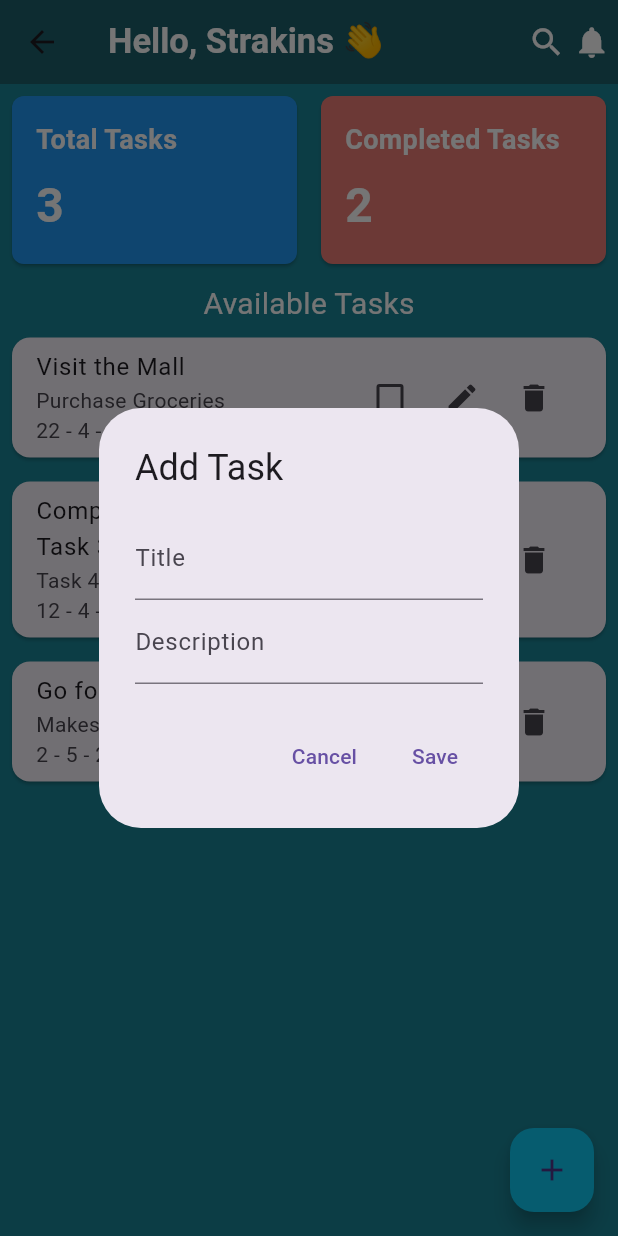
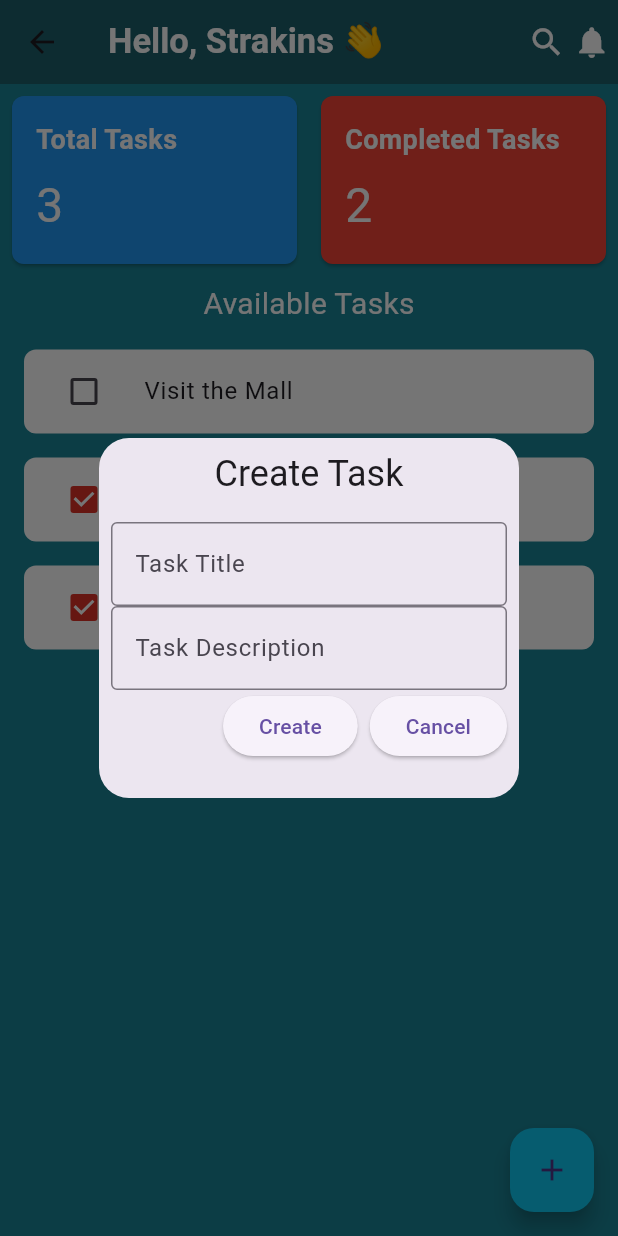
Before and after one commit to strakins/mytasks, a Flutter app: the TasksPage screen opened directly, after a tap on the "add" icon, on a phone screen of 412 x 824 dp. Run offline on Flutter 3.47's test engine with Material 3 defaults, Android fonts, the phone set to English and light mode, and no system bars; drawn by our look-alikes of flutter_slidable; our stand-ins replace get, google_fonts, material_design_icons_flutter; Roboto replaces fonts that are missing (Acme).

Commit message:
Task details PAge added with routing

```diff
--- a/lib/components/taskwidget_card.dart
+++ b/lib/components/taskwidget_card.dart
@@ -1,50 +1,57 @@
-// taskwidget_card.dart
 import 'package:flutter/material.dart';
-import 'package:tasklist/models/task_model.dart';
+import 'package:flutter_slidable/flutter_slidable.dart';
 
 class TaskCard extends StatelessWidget {
-  final Task task;
-  final ValueChanged<bool?> onChanged;
-  final VoidCallback onDelete;
-  final VoidCallback onEdit;
+  const TaskCard({
+    super.key,
+    required this.taskName,
+    required this.taskCompleted,
+    this.onChanged,
+    this.onDelete,
+    this.onEdit, // Add onEdit callback
+  });
 
-  const TaskCard({
-    required this.task,
-    required this.onChanged,
-    required this.onDelete,
-    required this.onEdit,
-    Key? key,
-  }) : super(key: key);
+  final String taskName;
+  final bool taskCompleted;
+  final Function(bool?)? onChanged;
+  final void Function(BuildContext)? onDelete;
+  final void Function(BuildContext)? onEdit; // Add onEdit callback
 
   @override
   Widget build(BuildContext context) {
-    return Card(
-      margin: const EdgeInsets.all(8.0),
-      child: ListTile(
-        title: Text(task.title),
-        subtitle: Column(
-          crossAxisAlignment: CrossAxisAlignment.start,
+    return Padding(
+      padding: const EdgeInsets.fromLTRB(16.0, 16.0, 16.0, 0),
+      child: Slidable(
+        endActionPane: ActionPane(
+          motion: StretchMotion(),
           children: [
-            Text(task.description),
-            Text('${task.creationDate.day} - ${task.creationDate.month} - ${task.creationDate.year}'),
+            SlidableAction(
+              onPressed: onDelete,
+              icon: Icons.delete_forever_outlined,
+              backgroundColor: Colors.red,
+              borderRadius: BorderRadius.circular(8.0),
+            ),
+            SlidableAction(
+              onPressed: onEdit,
+              icon: Icons.edit,
+              backgroundColor: Colors.blue,
+              borderRadius: BorderRadius.circular(8.0),
+            )
           ],
         ),
-        trailing: Row(
-          mainAxisSize: MainAxisSize.min,
-          children: [
-            Checkbox(
-              value: task.isCompleted,
+        child: Container(
+          decoration: BoxDecoration(
+            color: Colors.white,
+            borderRadius: BorderRadius.circular(8.0),
+          ),
+          child: ListTile(
+            leading: Checkbox(
+              value: taskCompleted,
               onChanged: onChanged,
+              activeColor: const Color.fromARGB(255, 222, 51, 39),
             ),
-            IconButton(
-              icon: Icon(Icons.edit),
-              onPressed: onEdit,
-            ),
-            IconButton(
-              icon: Icon(Icons.delete),
-              onPressed: onDelete,
-            ),
-          ],
+            title: Text(taskName),
+          ),
         ),
       ),
     );
--- a/lib/controllers/task_controller.dart
+++ b/lib/controllers/task_controller.dart
@@ -1,84 +1,37 @@
-// task_controller.dart
 import 'package:get/get.dart';
 import 'package:tasklist/models/task_model.dart';
 
-
 class TaskController extends GetxController {
-  var taskList = <Task>[].obs;
-
-  TaskController() {
-    taskList.addAll([
-      Task(title: "Visit the Mall", description: "Purchase Groceries", creationDate: DateTime.parse("2022-04-22"), isCompleted: false),
-      Task(title: "Complete KodeCamp Task 3", description: "Task 4 Essentials", creationDate: DateTime.parse("2024-04-12"), isCompleted: true),
-      Task(title: "Go for driving class", description: "Makes it easier", creationDate: DateTime.parse("2024-05-02"), isCompleted: true),
-    ]);
-  }
+  var taskList = <Task>[
+    Task(title: "Visit the Mall", description: "Purchase Groceries", creationDate: DateTime.parse("2022-04-22"), isCompleted: false),
+    Task(title: "Complete KodeCamp Task 3", description: "Task 4 Essentials", creationDate: DateTime.parse("2024-04-12"), isCompleted: true),
+    Task(title: "Go for driving class", description: "Makes it easier", creationDate: DateTime.parse("2024-05-02"), isCompleted: true),
+  ].obs;
 
   int get totalTasks => taskList.length;
   int get completedTasks => taskList.where((task) => task.isCompleted).length;
 
-  void addTask(Task task) {
-    taskList.add(task);
+  void saveTask(String title, String description) {
+    var newTask = Task(
+      title: title,
+      description: description,
+      creationDate: DateTime.now(),
+    );
+    taskList.add(newTask);
+  }
+
+  void updateTask(int index, String title, String description) {
+    taskList[index].title = title;
+    taskList[index].description = description;
+    taskList.refresh();
+  }
+
+  void taskCompleted(bool? value, int index) {
+    taskList[index].isCompleted = value ?? false;
+    taskList.refresh();
   }
 
   void deleteTask(int index) {
     taskList.removeAt(index);
   }
-
-  void updateTask(int index, Task updatedTask) {
-    taskList[index] = updatedTask;
-  }
-
-  void toggleTaskCompletion(int index) {
-    var task = taskList[index];
-    task.isCompleted = !task.isCompleted;
-    taskList[index] = task;
-  }
 }
-
-
-
-// import 'package:get/get.dart';
-// import 'package:flutter/material.dart';
-// import 'package:tasklist/models/task_model.dart';
-
-// class TaskController extends GetxController {
-//   var taskList = <Task>[].obs;
-//   final TextEditingController titleController = TextEditingController();
-//   final TextEditingController descriptionController = TextEditingController();
-
-//   int get totalTasks => taskList.length;
-//   int get completedTasks => taskList.where((task) => task.isCompleted).length;
-
-//   void addTask(String title, String description) {
-//     taskList.add(Task(
-//       title: title,
-//       description: description,
-//       creationDate: DateTime.now(),
-//     ));
-//     clearControllers();
-//   }
-
-//   void deleteTask(int index) {
-//     taskList.removeAt(index);
-//   }
-
-//   void updateTask(int index, String title, String description) {
-//     var task = taskList[index];
-//     task.title = title;
-//     task.description = description;
-//     taskList[index] = task;
-//     clearControllers();
-//   }
-
-//   void toggleTaskCompleted(int index) {
-//     var task = taskList[index];
-//     task.isCompleted = !task.isCompleted;
-//     taskList[index] = task;
-//   }
-
-//   void clearControllers() {
-//     titleController.clear();
-//     descriptionController.clear();
-//   }
-// }
--- a/lib/main.dart
+++ b/lib/main.dart
@@ -15,7 +15,7 @@ class MyApp extends StatelessWidget {
       title: 'Daily Task Checklist',
       theme: ThemeData(
         primarySwatch: Colors.blue,
-        textTheme: GoogleFonts.acmeTextTheme(),
+        textTheme: GoogleFonts.robotoTextTheme(),
       ),
       home: LandingPageNavs(),
       debugShowCheckedModeBanner: false,
--- a/lib/pages/taskspage.dart
+++ b/lib/pages/taskspage.dart
@@ -1,80 +1,200 @@
 import 'package:flutter/material.dart';
 import 'package:get/get.dart';
 import 'package:tasklist/controllers/task_controller.dart';
-import 'package:tasklist/components/dialogue_widget.dart';
 import 'package:tasklist/components/taskwidget_card.dart';
-import 'package:tasklist/models/task_model.dart';
-
-
+import 'package:tasklist/pages/taskdetailspage.dart';
 
 class TasksPage extends StatelessWidget {
-  TasksPage({super.key});
+  final TaskController taskController = Get.put(TaskController());
+  final TextEditingController _controllerTitle = TextEditingController();
+  final TextEditingController _controllerDescription = TextEditingController();
 
-  final TaskController _taskController = Get.put(TaskController());
-  final TextEditingController _titleController = TextEditingController();
-  final TextEditingController _descriptionController = TextEditingController();
-
-  void saveTask(BuildContext context) {
-    _taskController.addTask(
-      Task(
-        title: _titleController.text,
-        description: _descriptionController.text,
-        creationDate: DateTime.now().toLocal(),
+  void createTask() {
+    Get.defaultDialog(
+      title: "Create Task",
+      content: Column(
+        children: [
+          TextField(
+            controller: _controllerTitle,
+            decoration: const InputDecoration(
+              border: OutlineInputBorder(),
+              hintText: "Task Title",
             ),
+          ),
+          TextField(
+            controller: _controllerDescription,
+            decoration: const InputDecoration(
+              border: OutlineInputBorder(),
+              hintText: "Task Description",
+            ),
+          ),
+          Row(
+            mainAxisAlignment: MainAxisAlignment.end,
+            children: [
+              ElevatedButton(
+                onPressed: () {
+                  taskController.saveTask(
+                    _controllerTitle.text,
+                    _controllerDescription.text,
                   );
-    _titleController.clear();
-    _descriptionController.clear();
-    Navigator.pop(context);
-  }
-
-  void updateTask(BuildContext context, int index) {
-    _titleController.text = _taskController.taskList[index].title;
-    _descriptionController.text = _taskController.taskList[index].description;
-    showDialog(
-      context: context,
-      builder: (context) {
-        return DialogWidget(
-          titleController: _titleController,
-          descriptionController: _descriptionController,
-          onSave: () {
-            _taskController.updateTask(
-              index,
-              Task(
-                title: _titleController.text,
-                description: _descriptionController.text,
-                creationDate: _taskController.taskList[index].creationDate,
-                isCompleted: _taskController.taskList[index].isCompleted,
+                  _controllerTitle.clear();
+                  _controllerDescription.clear();
+                  Get.back();
+                },
+                child: const Text("Create"),
               ),
-            );
-            _titleController.clear();
-            _descriptionController.clear();
-            Navigator.pop(context);
+              const SizedBox(width: 8),
+              ElevatedButton(
+                onPressed: () {
+                  _controllerTitle.clear();
+                  _controllerDescription.clear();
+                  Get.back();
                 },
-          onCancel: () {
-            _titleController.clear();
-            _descriptionController.clear();
-            Navigator.pop(context);
-          },
-        );
-      },
+                child: const Text("Cancel"),
+              ),
+            ],
+          ),
+        ],
+      ),
     );
   }
 
-  void createTask(BuildContext context) {
-    showDialog(
-      context: context,
-      builder: (context) {
-        return DialogWidget(
-          titleController: _titleController,
-          descriptionController: _descriptionController,
-          onSave: () {
-            saveTask(context);
+  void updateTask(int index) {
+    _controllerTitle.text = taskController.taskList[index].title;
+    _controllerDescription.text = taskController.taskList[index].description;
+    Get.defaultDialog(
+      title: "Update Task",
+      content: Column(
+        children: [
+          TextField(
+            controller: _controllerTitle,
+            decoration: const InputDecoration(
+              border: OutlineInputBorder(),
+              hintText: "Task Title",
+            ),
+          ),
+          TextField(
+            controller: _controllerDescription,
+            decoration: const InputDecoration(
+              border: OutlineInputBorder(),
+              hintText: "Task Description",
+            ),
+          ),
+          Row(
+            mainAxisAlignment: MainAxisAlignment.end,
+            children: [
+              ElevatedButton(
+                onPressed: () {
+                  taskController.updateTask(
+                    index,
+                    _controllerTitle.text,
+                    _controllerDescription.text,
+                  );
+                  _controllerTitle.clear();
+                  _controllerDescription.clear();
+                  Get.back();
                 },
-          onCancel: () {
-            Navigator.pop(context);
+                child: const Text("Update"),
+              ),
+              const SizedBox(width: 8),
+              ElevatedButton(
+                onPressed: () {
+                  _controllerTitle.clear();
+                  _controllerDescription.clear();
+                  Get.back();
                 },
+                child: const Text("Cancel"),
+              ),
+            ],
+          ),
+        ],
+      ),
+    );
+  }
+
+  @override
+  Widget build(BuildContext context) {
+    return SafeArea(
+      child: Scaffold(
+        backgroundColor: const Color.fromARGB(255, 27, 133, 151),
+        appBar: AppBar(
+          title: const Text(
+            "Hello, Strakins 👋",
+            style: TextStyle(
+              color: Colors.white,
+              fontSize: 23,
+              fontWeight: FontWeight.bold,
+            ),
+          ),
+          actions: const <Widget>[
+            Padding(
+              padding: EdgeInsets.fromLTRB(0, 0, 5, 0),
+              child: Icon(Icons.search),
+            ),
+            Padding(
+              padding: EdgeInsets.fromLTRB(0, 0, 5, 0),
+              child: Icon(Icons.notifications),
+            ),
+          ],
+          actionsIconTheme: const IconThemeData(
+            size: 25.0,
+            color: Colors.white,
+            opacity: 10.0,
+          ),
+          backgroundColor: const Color.fromARGB(255, 28, 95, 107),
+        ),
+        floatingActionButton: FloatingActionButton(
+          backgroundColor: const Color.fromARGB(255, 13, 200, 241),
+          onPressed: createTask,
+          child: const Icon(Icons.add),
+        ),
+        body: Column(
+          children: [
+            Row(
+              children: [
+                Expanded(
+                  child: Obx(() => buildStatCard(
+                      "Total Tasks", taskController.totalTasks, Colors.blue)),
+                ),
+                Expanded(
+                  child: Obx(() => buildStatCard("Completed Tasks",
+                      taskController.completedTasks, Colors.red)),
+                ),
+              ],
+            ),
+            const Padding(
+              padding: EdgeInsets.fromLTRB(0, 4, 0, 0),
+              child: Text(
+                "Available Tasks",
+                style: TextStyle(color: Colors.white, fontSize: 20),
+              ),
+            ),
+            Expanded(
+              child: Obx(
+                () => ListView.builder(
+                  itemCount: taskController.taskList.length,
+                  itemBuilder: (context, index) {
+                    return GestureDetector(
+                      onTap: () {
+                        Get.to(TaskDetailPage(task: taskController.taskList[index]));
+                      },
+                      child: TaskCard(
+                        taskName: taskController.taskList[index].title,
+                        taskCompleted: taskController.taskList[index].isCompleted,
+                        onChanged: (value) =>
+                            taskController.taskCompleted(value, index),
+                        onDelete: (context) =>
+                            taskController.deleteTask(index),
+                        onEdit: (context) => updateTask(index),
+                      ),
                     );
                   },
+                ),
+              ),
+            ),
+          ],
+        ),
+      ),
     );
   }
 
@@ -98,13 +218,12 @@ class TasksPage extends StatelessWidget {
                 fontWeight: FontWeight.bold,
               ),
             ),
-            SizedBox(height: 8),
+            const SizedBox(height: 8),
             Text(
               '$value',
               style: const TextStyle(
                 color: Colors.white,
                 fontSize: 32,
-                fontWeight: FontWeight.bold,
               ),
             ),
           ],
@@ -112,90 +231,4 @@ class TasksPage extends StatelessWidget {
       ),
     );
   }
-
-  @override
-  Widget build(BuildContext context) {
-    return SafeArea(
-      child: Scaffold(
-        backgroundColor: const Color.fromARGB(255, 27, 133, 151),
-        appBar: AppBar(
-          title: const Text(
-            "Hello, Strakins 👋",
-            style: TextStyle(color: Colors.white, fontSize: 23, fontWeight: FontWeight.bold),
-          ),
-          actions: const <Widget>[
-            Padding(
-              padding: EdgeInsets.fromLTRB(0, 0, 5, 0),
-              child: Icon(Icons.search),
-            ),
-            Padding(
-              padding: EdgeInsets.fromLTRB(0, 0, 5, 0),
-              child: Icon(Icons.notifications),
-            ),
-          ],
-          actionsIconTheme: const IconThemeData(
-            size: 25.0,
-            color: Colors.white,
-            opacity: 10.0,
-          ),
-          backgroundColor: const Color.fromARGB(255, 28, 95, 107),
-        ),
-        floatingActionButton: FloatingActionButton(
-          backgroundColor: Color.fromARGB(255, 13, 200, 241),
-          onPressed: () {
-            createTask(context);
-          },
-          child: const Icon(Icons.add),
-        ),
-        body: Column(
-          children: [
-            Row(
-              children: [
-                Expanded(
-                  child: Obx(() => buildStatCard(
-                        "Total Tasks",
-                        _taskController.totalTasks,
-                        Colors.blue,
-                      )),
-                ),
-                Expanded(
-                  child: Obx(() => buildStatCard(
-                        "Completed Tasks",
-                        _taskController.completedTasks,
-                        Color.fromARGB(255, 235, 125, 117),
-                      )),
-                ),
-              ],
-            ),
-            const Padding(
-              padding: EdgeInsets.fromLTRB(0, 4, 0, 0),
-              child: Text(
-                "Available Tasks",
-                style: TextStyle(color: Colors.white, fontSize: 20),
-              ),
-            ),
-            Expanded(
-              child: Obx(() => ListView.builder(
-                    itemCount: _taskController.taskList.length,
-                    itemBuilder: (context, index) {
-                      return TaskCard(
-                        task: _taskController.taskList[index],
-                        onChanged: (value) {
-                          _taskController.toggleTaskCompletion(index);
-                        },
-                        onDelete: () {
-                          _taskController.deleteTask(index);
-                        },
-                        onEdit: () {
-                          updateTask(context, index);
-                        },
-                      );
-                    },
-                  )),
-            ),
-          ],
-        ),
-      ),
-    );
 }
-}
--- a/pubspec.yaml
+++ b/pubspec.yaml
@@ -34,6 +34,7 @@ dependencies:
   material_design_icons_flutter: ^7.0.7296
   get: ^4.6.6
   google_fonts: ^6.2.1
+  intl: ^0.19.0
 
   # The following adds the Cupertino Icons font to your application.
   # Use with the CupertinoIcons class for iOS style icons.
```
Also changed, not shown: lib/pages/taskdetailspage.dart (added, +82 -0 lines), pubspec.lock. Lines whose indentation alone changed are shown as unchanged.
